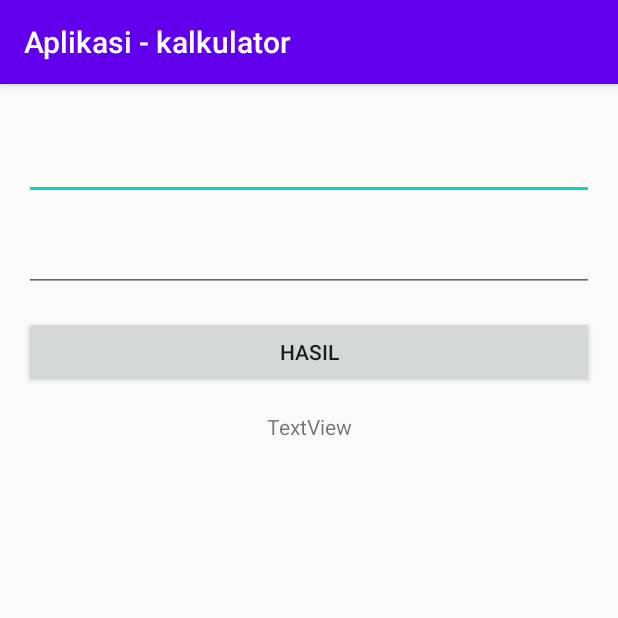
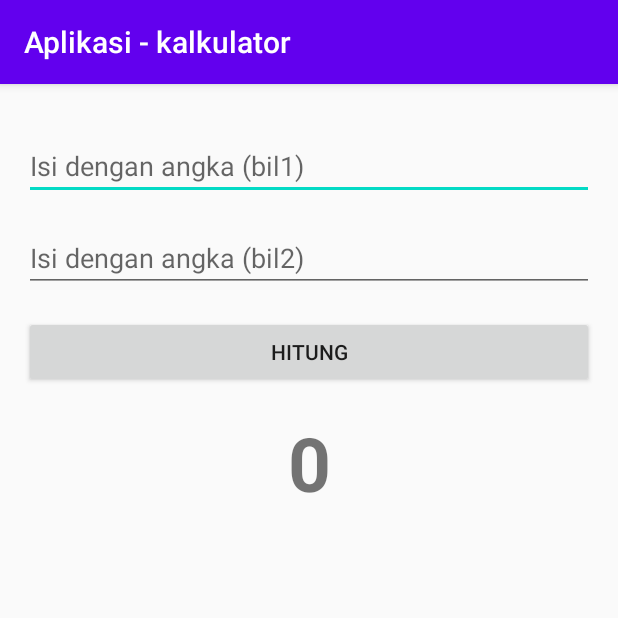
Before and after one commit to rsiyun/Pemrograman-Mobile-PBO, an Android app: the screen it shows after launch (MainActivity), on a phone screen of 412 x 824 dp, the top half of it. Run offline under Robolectric (Android 15) with nearby library versions, the phone set to English and light mode, and no system bars.

Commit message:
Android-PBO 5-10
Android-PBO 5-10

```diff
--- a/kalkulator/app/src/main/res/layout/activity_main.xml
+++ b/kalkulator/app/src/main/res/layout/activity_main.xml
@@ -7,50 +7,55 @@
     tools:context=".MainActivity">
 
     <EditText
-        android:id="@+id/editTextNumber"
+        android:id="@+id/etBil_1"
         android:layout_width="0dp"
         android:layout_height="wrap_content"
         android:layout_marginStart="16dp"
         android:layout_marginTop="32dp"
         android:layout_marginEnd="16dp"
         android:ems="10"
-        android:inputType="number"
+        android:hint="Isi dengan angka (bil1)"
+        android:inputType="number|numberDecimal"
         app:layout_constraintEnd_toEndOf="parent"
         app:layout_constraintStart_toStartOf="parent"
         app:layout_constraintTop_toTopOf="parent" />
 
     <EditText
-        android:id="@+id/editTextNumber2"
+        android:id="@+id/etBil_2"
         android:layout_width="0dp"
         android:layout_height="wrap_content"
         android:layout_marginStart="16dp"
         android:layout_marginTop="16dp"
         android:layout_marginEnd="16dp"
         android:ems="10"
-        android:inputType="number"
+        android:hint="Isi dengan angka (bil2)"
+        android:inputType="number|numberDecimal"
         app:layout_constraintEnd_toEndOf="parent"
         app:layout_constraintStart_toStartOf="parent"
-        app:layout_constraintTop_toBottomOf="@+id/editTextNumber" />
+        app:layout_constraintTop_toBottomOf="@+id/etBil_1" />
 
     <Button
-        android:id="@+id/hasil"
+        android:id="@+id/btnHitung"
         android:layout_width="0dp"
         android:layout_height="wrap_content"
         android:layout_marginStart="16dp"
         android:layout_marginTop="16dp"
         android:layout_marginEnd="16dp"
-        android:text="Hasil"
+        android:onClick="hitung"
+        android:text="Hitung"
         app:layout_constraintEnd_toEndOf="parent"
         app:layout_constraintStart_toStartOf="parent"
-        app:layout_constraintTop_toBottomOf="@+id/editTextNumber2" />
+        app:layout_constraintTop_toBottomOf="@+id/etBil_2" />
 
     <TextView
-        android:id="@+id/textView2"
+        android:id="@+id/tvHasil"
         android:layout_width="wrap_content"
         android:layout_height="wrap_content"
         android:layout_marginTop="16dp"
-        android:text="TextView"
+        android:text="0"
+        android:textSize="50sp"
+        android:textStyle="bold"
         app:layout_constraintEnd_toEndOf="parent"
         app:layout_constraintStart_toStartOf="parent"
-        app:layout_constraintTop_toBottomOf="@+id/hasil" />
+        app:layout_constraintTop_toBottomOf="@+id/btnHitung" />
 </android.support.constraint.ConstraintLayout>
```
Also changed, not shown: kalkulator/app/src/main/java/com/rsiyun/kalkulator/Kalkulator.java (added, +17 -0 lines), kalkulator/app/src/main/java/com/rsiyun/kalkulator/MainActivity.java (+27 -1 lines).
